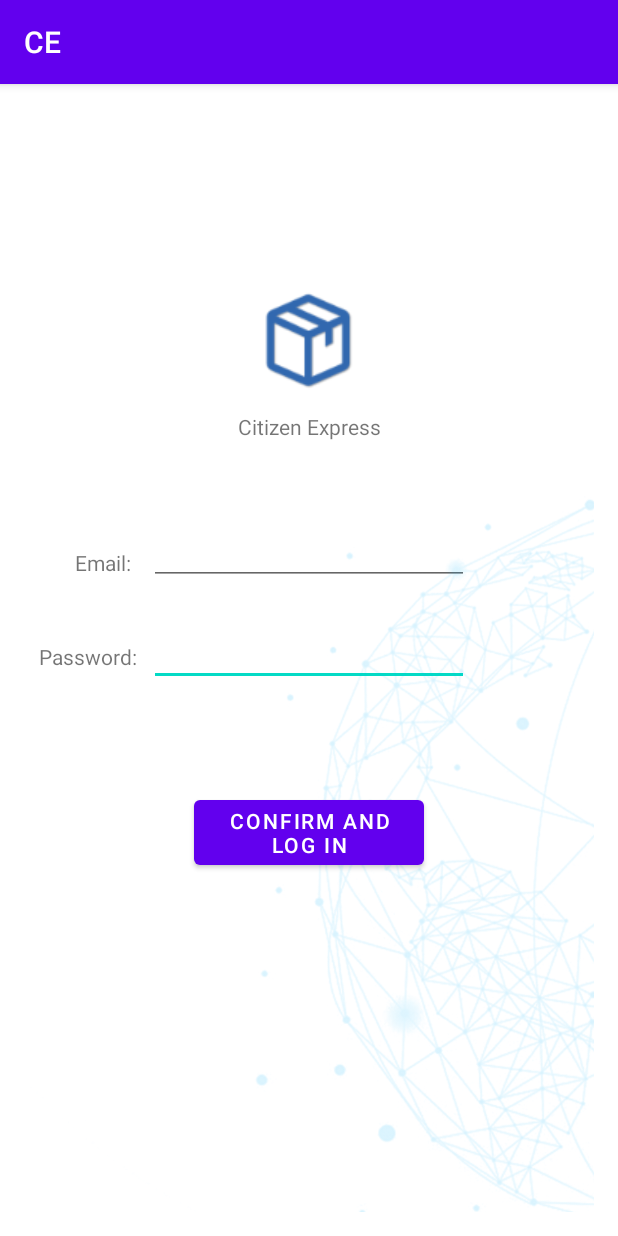
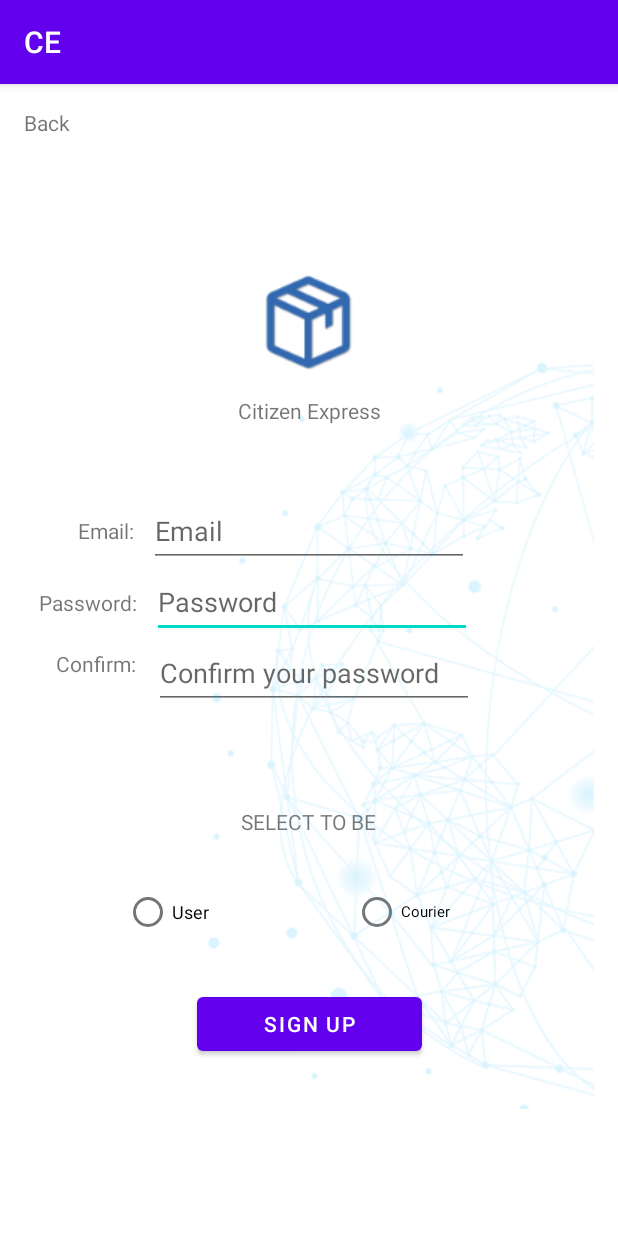
Before and after one commit to Ginphy/Fit5046, an Android app: the SignupActivity screen opened directly, with no data from a screen before it, on a phone screen of 412 x 824 dp. Run offline under Robolectric (Android 15) with nearby library versions, the phone set to English and light mode, and no system bars; our stand-ins replace Firebase (no records; nobody signed in at launch, a user with empty details on screens opened directly).

Commit message:
change interface

```diff
--- a/app/src/main/res/layout/signup.xml
+++ b/app/src/main/res/layout/signup.xml
@@ -9,110 +9,186 @@
     android:paddingTop="@dimen/activity_vertical_margin"
     android:paddingRight="@dimen/activity_horizontal_margin"
     android:paddingBottom="@dimen/activity_vertical_margin"
-    tools:context=".ui.login.SignupActivity"
-    tools:ignore="SpeakableTextPresentCheck">
+    tools:context=".ui.login.LoginActivity">
 
     <ProgressBar
         android:id="@+id/loading"
         android:layout_width="wrap_content"
         android:layout_height="wrap_content"
         android:layout_gravity="center"
-        android:layout_marginStart="16dp"
         android:layout_marginTop="64dp"
         android:layout_marginBottom="64dp"
         android:visibility="gone"
         app:layout_constraintBottom_toBottomOf="parent"
+        app:layout_constraintEnd_toEndOf="parent"
         app:layout_constraintStart_toStartOf="parent"
         app:layout_constraintTop_toTopOf="parent"
-        app:layout_constraintVertical_bias="0.3" />
+        app:layout_constraintVertical_bias="0.3"
+        tools:ignore="MissingConstraints" />
 
     <EditText
         android:id="@+id/password"
         android:layout_width="wrap_content"
-        android:layout_height="wrap_content"
-        android:layout_marginBottom="70dp"
+        android:layout_height="48dp"
         android:ems="10"
         android:inputType="textPassword"
-        app:layout_constraintBottom_toTopOf="@+id/Log"
+        android:hint="Password"
+        app:layout_constraintBottom_toTopOf="@+id/textView6"
         app:layout_constraintEnd_toEndOf="parent"
-        app:layout_constraintStart_toStartOf="parent" />
+        app:layout_constraintHorizontal_bias="0.51"
+        app:layout_constraintStart_toStartOf="parent"
+        app:layout_constraintTop_toTopOf="@+id/textView" />
+
+    <EditText
+        android:id="@+id/password2"
+        android:layout_width="wrap_content"
+        android:layout_height="48dp"
+        android:layout_marginStart="24dp"
+        android:ems="10"
+        android:hint="Confirm your password"
+        android:inputType="textPassword"
+        app:layout_constraintBottom_toTopOf="@+id/textView6"
+        app:layout_constraintEnd_toEndOf="parent"
+        app:layout_constraintHorizontal_bias="0.44"
+        app:layout_constraintStart_toStartOf="parent"
+        app:layout_constraintTop_toTopOf="@+id/password"
+        app:layout_constraintVertical_bias="0.42000002" />
+
+    <TextView
+        android:id="@+id/textView3"
+        android:layout_width="wrap_content"
+        android:layout_height="wrap_content"
+        android:layout_marginEnd="10dp"
+        android:text="Password:"
+        app:layout_constraintBottom_toBottomOf="@+id/password"
+        app:layout_constraintEnd_toStartOf="@id/password"
+        app:layout_constraintHorizontal_bias="1.0"
+        app:layout_constraintStart_toStartOf="parent"
+        app:layout_constraintTop_toTopOf="@+id/password" />
+
+    <TextView
+        android:id="@+id/textView5"
+        android:layout_width="wrap_content"
+        android:layout_height="wrap_content"
+        android:text="Confirm:"
+        app:layout_constraintBottom_toBottomOf="@+id/password2"
+        app:layout_constraintEnd_toStartOf="@+id/password2"
+        app:layout_constraintHorizontal_bias="0.63"
+        app:layout_constraintStart_toStartOf="parent"
+        app:layout_constraintTop_toBottomOf="@+id/textView3" />
 
     <Button
         android:id="@+id/Log"
-        android:layout_width="0dp"
+        android:layout_width="150dp"
         android:layout_height="wrap_content"
-        android:layout_marginStart="30dp"
-        android:layout_marginEnd="30dp"
-        android:layout_marginBottom="225dp"
-        android:text="Confirm and Log in"
+        android:text="Sign up"
         app:iconTint="#FFFFFF"
         app:layout_constraintBottom_toBottomOf="parent"
-        app:layout_constraintEnd_toEndOf="@+id/password"
-        app:layout_constraintStart_toStartOf="@+id/password" />
+        app:layout_constraintEnd_toEndOf="parent"
+        app:layout_constraintStart_toStartOf="parent"
+        app:layout_constraintTop_toBottomOf="@+id/textView6" />
+
+    <RadioButton
+        android:id="@+id/log"
+        android:layout_width="86dp"
+        android:layout_height="48dp"
+        android:text="User"
+        android:textSize="12sp"
+        app:iconTint="#FFFFFF"
+        app:layout_constraintBottom_toTopOf="@+id/Log"
+        app:layout_constraintEnd_toStartOf="@+id/log3"
+        app:layout_constraintStart_toStartOf="parent"
+        app:layout_constraintTop_toBottomOf="@+id/textView6" />
+
+    <RadioButton
+        android:id="@+id/log3"
+        android:layout_width="86dp"
+        android:layout_height="48dp"
+        android:text="Courier"
+        android:textSize="10sp"
+        app:iconTint="#FFFFFF"
+        app:layout_constraintBottom_toTopOf="@+id/Log"
+        app:layout_constraintEnd_toEndOf="parent"
+        app:layout_constraintStart_toStartOf="@+id/textView6"
+        app:layout_constraintTop_toBottomOf="@+id/textView6" />
 
     <EditText
         android:id="@+id/Email"
         android:layout_width="wrap_content"
-        android:layout_height="wrap_content"
+        android:layout_height="48dp"
         android:ems="10"
         android:inputType="textEmailAddress"
-        app:layout_constraintBottom_toTopOf="@+id/Log"
+        android:hint="Email"
+        app:layout_constraintBottom_toTopOf="@+id/password2"
         app:layout_constraintEnd_toEndOf="parent"
         app:layout_constraintStart_toStartOf="parent"
-        app:layout_constraintTop_toBottomOf="@+id/imageView"
-        app:layout_constraintVertical_bias="0.36" />
+        app:layout_constraintTop_toBottomOf="@+id/textView" />
 
     <TextView
         android:id="@+id/textView"
         android:layout_width="wrap_content"
         android:layout_height="wrap_content"
-        android:layout_marginTop="7dp"
         android:text="Citizen Express"
+        app:layout_constraintBottom_toTopOf="@+id/textView6"
         app:layout_constraintEnd_toEndOf="parent"
         app:layout_constraintStart_toStartOf="parent"
-        app:layout_constraintTop_toBottomOf="@+id/imageView" />
+        app:layout_constraintTop_toTopOf="@+id/imageView4"
+        app:layout_constraintVertical_bias="0.43" />
 
     <ImageView
         android:id="@+id/imageView"
         android:layout_width="wrap_content"
         android:layout_height="wrap_content"
-        android:layout_marginStart="7dp"
-        android:layout_marginTop="24dp"
-        app:layout_constraintStart_toStartOf="@+id/textView"
+        app:layout_constraintBottom_toTopOf="@+id/textView"
+        app:layout_constraintEnd_toEndOf="parent"
+        app:layout_constraintStart_toStartOf="parent"
         app:layout_constraintTop_toTopOf="@+id/imageView4"
+        app:layout_constraintVertical_bias="0.92"
         app:srcCompat="@drawable/logo" />
 
     <TextView
         android:id="@+id/textView2"
         android:layout_width="wrap_content"
         android:layout_height="wrap_content"
-        android:layout_marginBottom="50dp"
+        android:layout_marginEnd="10dp"
         android:text="Email:"
-        app:layout_constraintBottom_toBottomOf="parent"
+        app:layout_constraintBottom_toTopOf="@+id/password"
         app:layout_constraintEnd_toStartOf="@+id/Email"
-        app:layout_constraintHorizontal_bias="0.74"
+        app:layout_constraintHorizontal_bias="1.0"
         app:layout_constraintStart_toStartOf="parent"
-        app:layout_constraintTop_toTopOf="parent"
-        app:layout_constraintVertical_bias="0.44" />
+        app:layout_constraintTop_toTopOf="@+id/Email" />
 
     <TextView
-        android:id="@+id/textView3"
+        android:id="@+id/textView6"
         android:layout_width="wrap_content"
         android:layout_height="wrap_content"
-        android:layout_marginEnd="8dp"
-        android:layout_marginBottom="10dp"
-        android:text="Password:"
-        app:layout_constraintBottom_toBottomOf="@+id/password"
-        app:layout_constraintEnd_toStartOf="@+id/password" />
+        android:text="SELECT TO BE"
+        app:layout_constraintBottom_toBottomOf="parent"
+        app:layout_constraintEnd_toEndOf="parent"
+        app:layout_constraintStart_toStartOf="parent"
+        app:layout_constraintTop_toTopOf="@+id/imageView4"
+        app:layout_constraintVertical_bias="0.65" />
 
     <ImageView
         android:id="@+id/imageView4"
         android:layout_width="446dp"
         android:layout_height="741dp"
-        android:layout_marginTop="91dp"
+        app:layout_constraintEnd_toEndOf="parent"
+        app:layout_constraintStart_toStartOf="parent"
         app:layout_constraintTop_toTopOf="parent"
         app:srcCompat="@drawable/background"
-        tools:layout_editor_absoluteX="-51dp"
         tools:ignore="MissingConstraints" />
 
+    <TextView
+        android:id="@+id/textView7"
+        android:layout_width="wrap_content"
+        android:layout_height="wrap_content"
+        android:text="Back"
+        app:layout_constraintBottom_toBottomOf="parent"
+        app:layout_constraintEnd_toEndOf="parent"
+        app:layout_constraintHorizontal_bias="0.0"
+        app:layout_constraintStart_toStartOf="parent"
+        app:layout_constraintTop_toTopOf="parent"
+        app:layout_constraintVertical_bias="0.0" />
+
 </androidx.constraintlayout.widget.ConstraintLayout>
```
Also changed, not shown: app/src/main/res/layout/userlogin.xml (+48 -89 lines).
